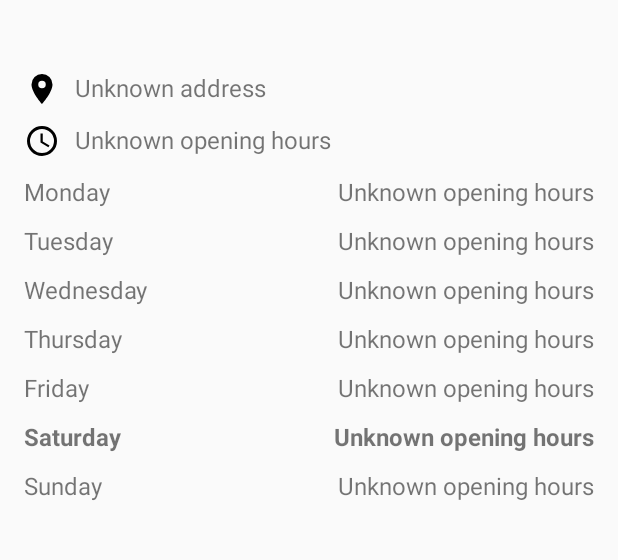
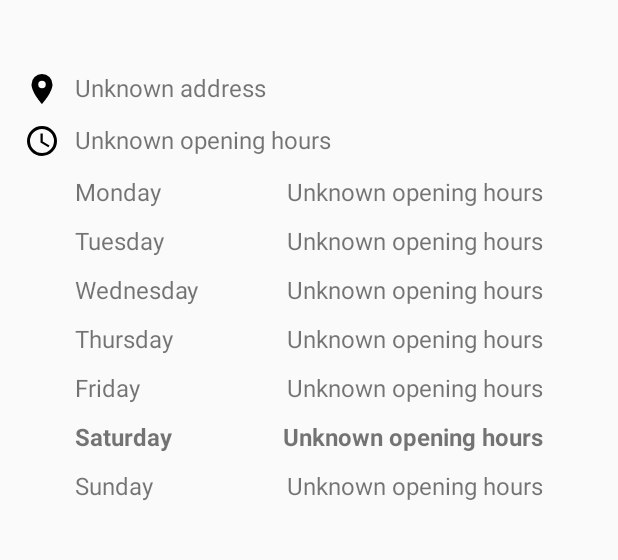
Before and after one commit to Yannshu/London-Food-Markets, an Android app: the FoodMarketActivity screen opened directly, with no data from a screen before it, on a phone screen of 412 x 824 dp, the part 450-1010 px from its top. Run offline under Robolectric (Android 15) with nearby library versions, the phone set to English and light mode, and no system bars; our stand-ins replace Dagger/Hilt's generated code, Timber; libraries missing offline, so code that uses them is left out: org.parceler; plain views replace ExpandableLayout; 13 statements that could not run were skipped.

Commit message:
Add padding to days layout for better alignment with icon.

```diff
--- a/app/src/main/res/layout/activity_food_market.xml
+++ b/app/src/main/res/layout/activity_food_market.xml
@@ -87,6 +87,10 @@
                 android:id="@+id/openingHoursExpandableLayout"
                 android:layout_width="match_parent"
                 android:layout_height="wrap_content"
+                android:paddingEnd="@dimen/food_market_day_opening_hours_padding"
+                android:paddingLeft="@dimen/food_market_day_opening_hours_padding"
+                android:paddingRight="@dimen/food_market_day_opening_hours_padding"
+                android:paddingStart="@dimen/food_market_day_opening_hours_padding"
                 app:el_duration="1000"
                 app:el_expanded="false"
                 app:el_parallax="0.5">
--- a/app/src/main/res/values/dimens.xml
+++ b/app/src/main/res/values/dimens.xml
@@ -5,6 +5,7 @@
     <dimen name="food_market_image_view_height">300dp</dimen>
     <dimen name="food_market_content_drawable_padding">10dp</dimen>
     <dimen name="food_market_description_spacing">10dp</dimen>
+    <dimen name="food_market_day_opening_hours_padding">34dp</dimen>
 
     <dimen name="food_market_recycler_view_height">140dp</dimen>
 
```
